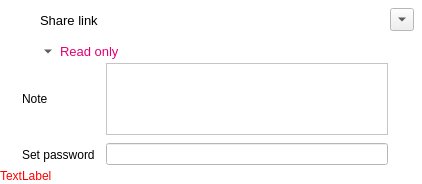
Before: the Qt Designer form src/gui/sharelinkwidget.ui in nextmcloud/desktop, drawn with Qt 5.
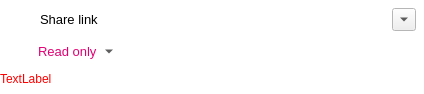
After: the same form once the commit is applied. Icons and pictures are not drawn. Custom widgets are drawn as their Qt base class.

The edit to the form file:
```diff
--- a/src/gui/sharelinkwidget.ui
+++ b/src/gui/sharelinkwidget.ui
@@ -6,8 +6,8 @@
    <rect>
     <x>0</x>
     <y>0</y>
-    <width>422</width>
-    <height>184</height>
+    <width>424</width>
+    <height>94</height>
    </rect>
   </property>
   <property name="sizePolicy">
@@ -132,7 +132,7 @@
      <item>
       <widget class="QLabel" name="shareLinkLabel">
        <property name="sizePolicy">
-        <sizepolicy hsizetype="Expanding" vsizetype="Preferred">
+        <sizepolicy hsizetype="Expanding" vsizetype="Fixed">
          <horstretch>0</horstretch>
          <verstretch>0</verstretch>
         </sizepolicy>
@@ -167,24 +167,11 @@
        </property>
       </widget>
      </item>
-     <item>
-      <spacer name="horizontalSpacer_2">
-       <property name="orientation">
-        <enum>Qt::Horizontal</enum>
-       </property>
-       <property name="sizeType">
-        <enum>QSizePolicy::Preferred</enum>
-       </property>
-       <property name="sizeHint" stdset="0">
-        <size>
-         <width>40</width>
-         <height>25</height>
-        </size>
-       </property>
-      </spacer>
-     </item>
      <item>
       <widget class="QPushButton" name="enableShareLink">
+       <property name="layoutDirection">
+        <enum>Qt::LeftToRight</enum>
+       </property>
        <property name="text">
         <string/>
        </property>
@@ -192,6 +179,12 @@
         <iconset resource="../../theme.qrc">
          <normaloff>:/client/theme/clipboard.svg</normaloff>:/client/theme/clipboard.svg</iconset>
        </property>
+       <property name="iconSize">
+        <size>
+         <width>24</width>
+         <height>24</height>
+        </size>
+       </property>
        <property name="checkable">
         <bool>false</bool>
        </property>
@@ -200,6 +193,22 @@
        </property>
       </widget>
      </item>
+     <item>
+      <spacer name="horizontalSpacer_2">
+       <property name="orientation">
+        <enum>Qt::Horizontal</enum>
+       </property>
+       <property name="sizeType">
+        <enum>QSizePolicy::Fixed</enum>
+       </property>
+       <property name="sizeHint" stdset="0">
+        <size>
+         <width>10</width>
+         <height>25</height>
+        </size>
+       </property>
+      </spacer>
+     </item>
      <item>
       <widget class="QToolButton" name="shareLinkToolButton">
        <property name="enabled">
@@ -262,39 +271,16 @@
        </property>
        <property name="sizeHint" stdset="0">
         <size>
-         <width>36</width>
+         <width>38</width>
          <height>23</height>
         </size>
        </property>
       </spacer>
      </item>
-     <item>
-      <widget class="QToolButton" name="permissionsMenu_3">
-       <property name="contextMenuPolicy">
-        <enum>Qt::NoContextMenu</enum>
-       </property>
-       <property name="layoutDirection">
-        <enum>Qt::LeftToRight</enum>
-       </property>
-       <property name="icon">
-        <iconset resource="../../theme.qrc">
-         <normaloff>:/client/theme/black/caret-down.svg</normaloff>:/client/theme/black/caret-down.svg</iconset>
-       </property>
-       <property name="checkable">
-        <bool>false</bool>
-       </property>
-       <property name="autoRaise">
-        <bool>true</bool>
-       </property>
-       <property name="arrowType">
-        <enum>Qt::DownArrow</enum>
-       </property>
-      </widget>
-     </item>
      <item>
       <widget class="OCC::ElidedLabel" name="currentPermissions_3">
        <property name="sizePolicy">
-        <sizepolicy hsizetype="Expanding" vsizetype="Maximum">
+        <sizepolicy hsizetype="Preferred" vsizetype="Fixed">
          <horstretch>0</horstretch>
          <verstretch>0</verstretch>
         </sizepolicy>
@@ -433,164 +419,48 @@
         <enum>Qt::PlainText</enum>
        </property>
        <property name="alignment">
-        <set>Qt::AlignLeading|Qt::AlignLeft|Qt::AlignVCenter</set>
+        <set>Qt::AlignLeading|Qt::AlignLeft|Qt::AlignTop</set>
        </property>
       </widget>
      </item>
-    </layout>
-   </item>
-   <item>
-    <layout class="QGridLayout" name="gridLayout">
-     <property name="leftMargin">
-      <number>22</number>
-     </property>
-     <item row="0" column="2">
-      <widget class="QProgressIndicator" name="noteProgressIndicator" native="true">
-       <property name="sizePolicy">
-        <sizepolicy hsizetype="Fixed" vsizetype="Fixed">
-         <horstretch>0</horstretch>
-         <verstretch>0</verstretch>
-        </sizepolicy>
+     <item>
+      <widget class="QToolButton" name="permissionsMenu_3">
+       <property name="contextMenuPolicy">
+        <enum>Qt::NoContextMenu</enum>
        </property>
-       <property name="minimumSize">
-        <size>
-         <width>28</width>
-         <height>27</height>
-        </size>
+       <property name="layoutDirection">
+        <enum>Qt::LeftToRight</enum>
        </property>
-      </widget>
-     </item>
-     <item row="0" column="0">
-      <widget class="QLabel" name="noteLabel">
-       <property name="sizePolicy">
-        <sizepolicy hsizetype="MinimumExpanding" vsizetype="Minimum">
-         <horstretch>0</horstretch>
-         <verstretch>0</verstretch>
-        </sizepolicy>
-       </property>
-       <property name="minimumSize">
-        <size>
-         <width>78</width>
-         <height>0</height>
-        </size>
-       </property>
-       <property name="text">
-        <string>Note</string>
-       </property>
-       <property name="alignment">
-        <set>Qt::AlignLeading|Qt::AlignLeft|Qt::AlignVCenter</set>
-       </property>
-       <property name="indent">
-        <number>0</number>
-       </property>
-      </widget>
-     </item>
-     <item row="0" column="1">
-      <widget class="QTextEdit" name="textEdit_note">
-       <property name="sizePolicy">
-        <sizepolicy hsizetype="Preferred" vsizetype="Fixed">
-         <horstretch>0</horstretch>
-         <verstretch>0</verstretch>
-        </sizepolicy>
-       </property>
-       <property name="minimumSize">
-        <size>
-         <width>0</width>
-         <height>60</height>
-        </size>
-       </property>
-       <property name="sizeAdjustPolicy">
-        <enum>QAbstractScrollArea::AdjustToContents</enum>
-       </property>
-      </widget>
-     </item>
-     <item row="1" column="1">
-      <widget class="QLineEdit" name="lineEdit_password">
-       <property name="sizePolicy">
-        <sizepolicy hsizetype="Minimum" vsizetype="Fixed">
-         <horstretch>1</horstretch>
-         <verstretch>0</verstretch>
-        </sizepolicy>
-       </property>
-       <property name="echoMode">
-        <enum>QLineEdit::Password</enum>
-       </property>
-      </widget>
-     </item>
-     <item row="1" column="0">
-      <widget class="QLabel" name="passwordLabel">
-       <property name="sizePolicy">
-        <sizepolicy hsizetype="Minimum" vsizetype="Minimum">
-         <horstretch>0</horstretch>
-         <verstretch>0</verstretch>
-        </sizepolicy>
-       </property>
-       <property name="minimumSize">
-        <size>
-         <width>78</width>
-         <height>0</height>
-        </size>
-       </property>
-       <property name="text">
-        <string>Set password</string>
-       </property>
-       <property name="alignment">
-        <set>Qt::AlignLeading|Qt::AlignLeft|Qt::AlignVCenter</set>
-       </property>
-       <property name="indent">
-        <number>0</number>
-       </property>
-      </widget>
-     </item>
-     <item row="0" column="2">
-      <widget class="QToolButton" name="confirmNote">
-       <property name="minimumSize">
-        <size>
-         <width>28</width>
-         <height>27</height>
-        </size>
-       </property>
        <property name="icon">
         <iconset resource="../../theme.qrc">
          <normaloff>:/client/theme/confirm.svg</normaloff>:/client/theme/confirm.svg</iconset>
        </property>
+       <property name="checkable">
+        <bool>false</bool>
+       </property>
        <property name="autoRaise">
         <bool>true</bool>
        </property>
+       <property name="arrowType">
+        <enum>Qt::DownArrow</enum>
+       </property>
       </widget>
      </item>
-     <item row="1" column="2">
-      <widget class="QProgressIndicator" name="passwordProgressIndicator" native="true">
-       <property name="sizePolicy">
-        <sizepolicy hsizetype="Fixed" vsizetype="Fixed">
-         <horstretch>0</horstretch>
-         <verstretch>0</verstretch>
-        </sizepolicy>
+     <item>
+      <spacer name="horizontalSpacer_3">
+       <property name="orientation">
+        <enum>Qt::Horizontal</enum>
        </property>
-       <property name="minimumSize">
-        <size>
-         <width>28</width>
-         <height>27</height>
-        </size>
+       <property name="sizeType">
+        <enum>QSizePolicy::Expanding</enum>
        </property>
-      </widget>
-     </item>
-     <item row="1" column="2">
-      <widget class="QToolButton" name="confirmPassword">
-       <property name="minimumSize">
+       <property name="sizeHint" stdset="0">
         <size>
-         <width>28</width>
-         <height>27</height>
+         <width>40</width>
+         <height>20</height>
         </size>
        </property>
-       <property name="icon">
-        <iconset resource="../../theme.qrc">
-         <normaloff>:/client/theme/confirm.svg</normaloff>:/client/theme/confirm.svg</iconset>
-       </property>
-       <property name="autoRaise">
-        <bool>true</bool>
-       </property>
-      </widget>
+      </spacer>
      </item>
     </layout>
    </item>
```
Left out of the diff: 3 changed lines with no effect on the pictures.
